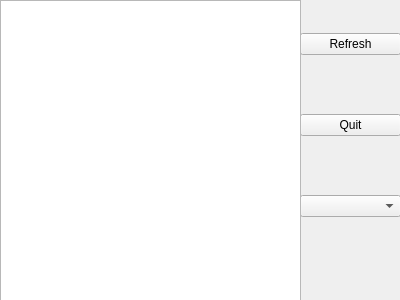
berndhs/fteller, file ui/fteller.ui: the form before one commit.
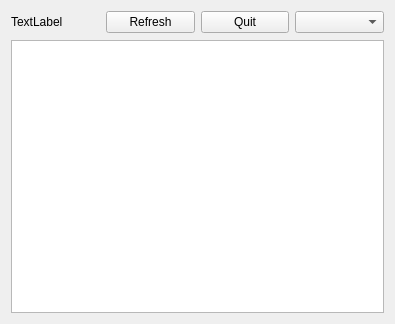
The form after the commit.

Commit message: prettiness issues with the ui and the name

```diff
--- a/ui/fteller.ui
+++ b/ui/fteller.ui
@@ -6,52 +6,75 @@
    <rect>
     <x>0</x>
     <y>0</y>
-    <width>400</width>
-    <height>300</height>
+    <width>395</width>
+    <height>324</height>
    </rect>
   </property>
   <property name="windowTitle">
    <string>Form</string>
   </property>
-  <widget class="QWidget" name="gridLayoutWidget">
-   <property name="geometry">
-    <rect>
-     <x>300</x>
-     <y>-20</y>
-     <width>101</width>
-     <height>291</height>
-    </rect>
-   </property>
-   <layout class="QGridLayout" name="gridLayout">
-    <item row="0" column="0">
+  <layout class="QVBoxLayout" name="verticalLayout">
+   <item>
+    <layout class="QHBoxLayout" name="horizontalLayout">
+     <item>
+      <widget class="QLabel" name="appName">
+       <property name="text">
+        <string>TextLabel</string>
+       </property>
+      </widget>
+     </item>
+     <item>
      <widget class="QPushButton" name="refreshButton">
       <property name="text">
        <string>Refresh</string>
       </property>
      </widget>
     </item>
-    <item row="2" column="0">
-     <widget class="QComboBox" name="optionsButton"/>
-    </item>
-    <item row="1" column="0">
+     <item>
      <widget class="QPushButton" name="quitButton">
       <property name="text">
        <string>Quit</string>
       </property>
      </widget>
     </item>
-   </layout>
-  </widget>
+     <item>
+      <widget class="QComboBox" name="optionsButton"/>
+     </item>
+    </layout>
+   </item>
+   <item>
+    <spacer name="horizontalSpacer">
+     <property name="orientation">
+      <enum>Qt::Horizontal</enum>
+     </property>
+     <property name="sizeType">
+      <enum>QSizePolicy::MinimumExpanding</enum>
+     </property>
+     <property name="sizeHint" stdset="0">
+      <size>
+       <width>100</width>
+       <height>1</height>
+      </size>
+     </property>
+    </spacer>
+   </item>
+   <item>
   <widget class="QTextBrowser" name="textDisplay">
-   <property name="geometry">
-    <rect>
-     <x>0</x>
-     <y>0</y>
-     <width>301</width>
-     <height>301</height>
-    </rect>
-   </property>
-  </widget>
+     <property name="sizePolicy">
+      <sizepolicy hsizetype="MinimumExpanding" vsizetype="MinimumExpanding">
+       <horstretch>0</horstretch>
+       <verstretch>0</verstretch>
+      </sizepolicy>
+     </property>
+     <property name="sizeIncrement">
+      <size>
+       <width>10</width>
+       <height>10</height>
+      </size>
+     </property>
+    </widget>
+   </item>
+  </layout>
  </widget>
  <resources/>
  <connections/>
```
Lines whose indentation alone changed are shown as unchanged. The commit also changes 2 other files.
